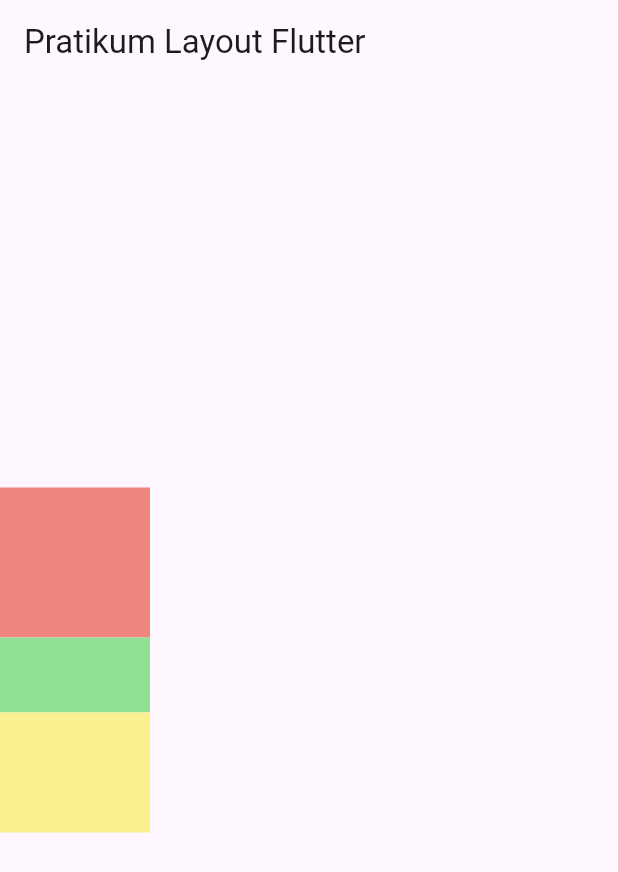
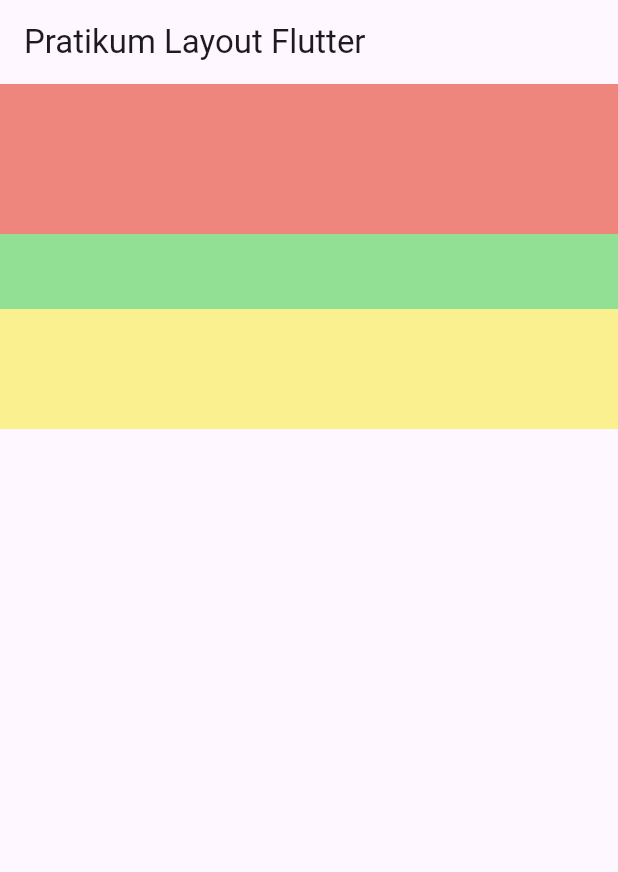
Before and after one commit to vinagunawan/pratikum_multiplatform_unit_3, a Flutter app: the screen it shows after launch, on a phone screen of 412 x 824 dp. Shown: the top 872 px of the screen. Run offline on Flutter 3.47's test engine with Material 3 defaults, Android fonts, the light colour scheme and no system bars.

Commit message:
commit f

```diff
--- a/lib/main.dart
+++ b/lib/main.dart
@@ -23,10 +23,8 @@ class HomePage extends StatelessWidget{
       appBar: AppBar(
         title:const Text('Pratikum Layout Flutter'),
       ),
-    body: Column(
-      mainAxisAlignment: MainAxisAlignment.center,
-      crossAxisAlignment: CrossAxisAlignment.end,
-      children: <Widget>[
+    body: ListView(
+        children: <Widget>[
         Container(
           color: const Color.fromARGB(255, 239, 134, 126),
           height: 100,
```
